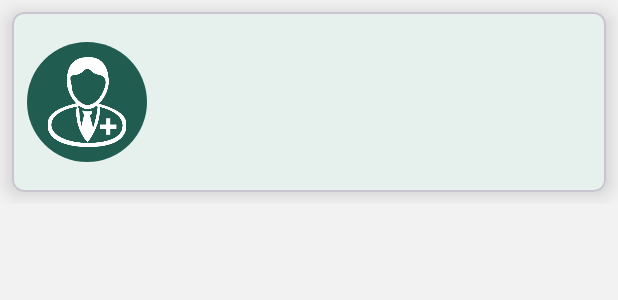
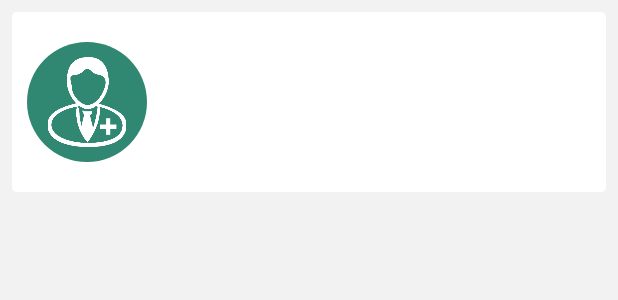
Before and after one commit to GuilhermeVFSousa/voll-med-android, an Android app: the layout fragment_doctor_list_item.xml on its own in the app's theme, with its tools: preview values and no code run, on a phone screen of 412 x 824 dp. Shown: the top 300 px of the screen. Run offline under Robolectric (Android 15) with nearby library versions, the phone set to English and light mode, and no system bars.

Commit message:
style adjusts

```diff
--- a/app/src/main/res/drawable/image_rounded_background.xml
+++ b/app/src/main/res/drawable/image_rounded_background.xml
@@ -1,7 +1,7 @@
 <selector xmlns:android="http://schemas.android.com/apk/res/android">
     <item>
         <shape>
-            <solid android:color="#205d50" />
+            <solid android:color="@color/colorPrimary" />
             <corners android:radius="1000dp" />
         </shape>
     </item>
--- a/app/src/main/res/layout/fragment_doctor_list_item.xml
+++ b/app/src/main/res/layout/fragment_doctor_list_item.xml
@@ -17,9 +17,11 @@
         <com.google.android.material.card.MaterialCardView
             android:layout_width="match_parent"
             android:layout_height="wrap_content"
+            android:backgroundTint="@color/white2"
+            app:strokeColor="@android:color/transparent"
+            app:strokeWidth="1dp"
             android:layout_margin="8dp"
-            app:cardCornerRadius="8dp"
-            app:cardElevation="8dp">
+            app:cardCornerRadius="3dp">
 
             <LinearLayout
                 android:layout_width="match_parent"
--- a/app/src/main/res/layout/fragment_patient_list_item.xml
+++ b/app/src/main/res/layout/fragment_patient_list_item.xml
@@ -17,9 +17,11 @@
         <com.google.android.material.card.MaterialCardView
             android:layout_width="match_parent"
             android:layout_height="wrap_content"
+            android:backgroundTint="@color/white2"
+            app:strokeColor="@android:color/transparent"
+            app:strokeWidth="1dp"
             android:layout_margin="8dp"
-            app:cardCornerRadius="8dp"
-            app:cardElevation="8dp">
+            app:cardCornerRadius="3dp">
 
             <LinearLayout
                 android:layout_width="match_parent"
--- a/app/src/main/res/values/themes.xml
+++ b/app/src/main/res/values/themes.xml
@@ -18,4 +18,8 @@
     </style>
 
     <style name="Theme.Vollmed" parent="Base.Theme.Vollmed" />
+
+    <style name="RoundedFloatingActionButton" parent="">
+        <item name="cornerSize">50%</item>
+    </style>
 </resources>
```
Also changed, not shown: app/src/main/res/layout/fragment_home.xml (+0 -25 lines), app/src/main/res/layout/fragment_patients.xml (+29 -0 lines), app/src/main/res/drawable/ic_plus.png (added).
